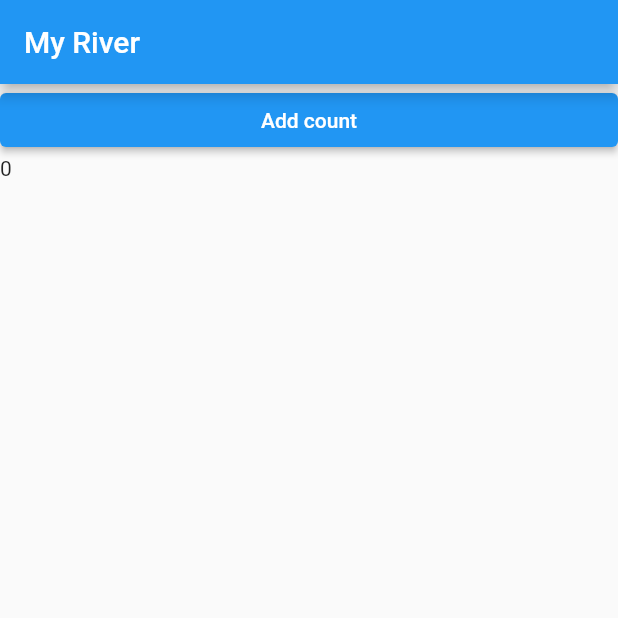
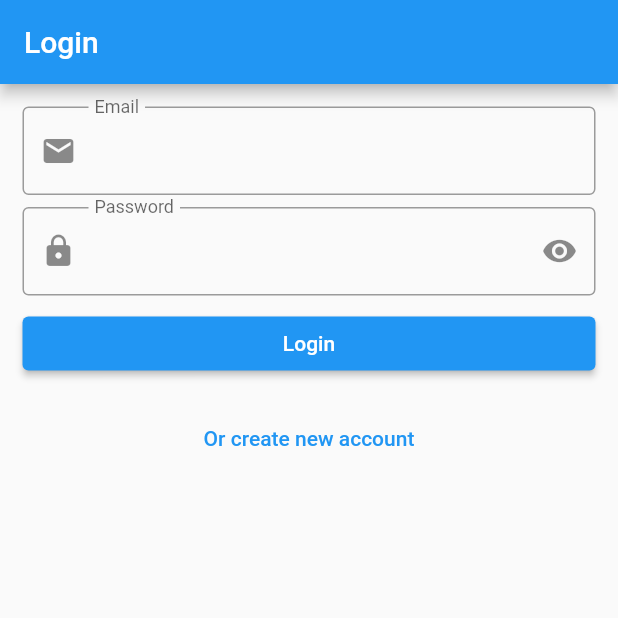
Before and after one commit to Sommaik/simple_mobile, a Flutter app: the screen it shows after launch, on a phone screen of 412 x 824 dp, the top half of it. Run offline on Flutter 3.47's test engine with Material 2 defaults, Android fonts, the phone set to English and light mode, and no system bars; our stand-ins replace hooks_riverpod.

Commit message:
add widget

```diff
--- a/lib/main.dart
+++ b/lib/main.dart
@@ -1,6 +1,8 @@
 import 'package:flutter/material.dart';
 import 'package:hooks_riverpod/hooks_riverpod.dart';
+import 'package:simple_mobile/pages/login_page.dart';
 import 'package:simple_mobile/pages/my_home_state_page.dart';
+import 'package:simple_mobile/pages/register_page.dart';
 
 import 'pages/my_home_page.dart';
 import 'pages/my_river_page.dart';
@@ -35,7 +37,13 @@ class MyApp extends StatelessWidget {
       ),
       // home: MyHomePage(),
       // home: MyHomeState(),
-      home: MyRiverPage(),
+      // home: MyRiverPage(),
+      // home: LoginPage(),
+      initialRoute: '/',
+      routes: {
+        '/': (context) => LoginPage(),
+        '/register': (context) => RegisterPage(),
+      },
     );
   }
 }
--- /dev/null
+++ b/lib/pages/login_page.dart
@@ -0,0 +1,57 @@
+import 'package:flutter/material.dart';
+
+import '../widgets/row_space.dart';
+
+class LoginPage extends StatelessWidget {
+  @override
+  Widget build(BuildContext context) {
+    return Scaffold(
+      appBar: AppBar(title: Text("Login")),
+      body: Container(
+        margin: EdgeInsets.all(15),
+        child: Column(
+          // mainAxisAlignment: MainAxisAlignment.center,
+          crossAxisAlignment: CrossAxisAlignment.stretch,
+          children: [
+            TextFormField(
+              decoration: InputDecoration(
+                label: Text("Email"),
+                border: OutlineInputBorder(),
+                floatingLabelBehavior: FloatingLabelBehavior.always,
+                prefixIcon: Icon(Icons.email),
+              ),
+              keyboardType: TextInputType.emailAddress,
+            ),
+            RowSpace(),
+            TextFormField(
+              decoration: InputDecoration(
+                label: Text("Password"),
+                border: OutlineInputBorder(),
+                floatingLabelBehavior: FloatingLabelBehavior.always,
+                prefixIcon: Icon(Icons.lock),
+                suffixIcon: Icon(Icons.visibility),
+              ),
+              obscureText: true,
+            ),
+            RowSpace(),
+            ElevatedButton(onPressed: () {}, child: Text("Login")),
+            RowSpace(
+              height: 15,
+            ),
+            TextButton(
+              onPressed: () => onRegister(context),
+              child: Text("Or create new account"),
+            ),
+          ],
+        ),
+      ),
+    );
+  }
+
+  // Utility
+
+  // Handler
+  void onRegister(BuildContext context) {
+    Navigator.of(context).pushNamed('/register');
+  }
+}
--- /dev/null
+++ b/lib/widgets/row_space.dart
@@ -0,0 +1,15 @@
+import 'package:flutter/material.dart';
+
+class RowSpace extends StatelessWidget {
+  final double? height;
+  final double? width;
+  const RowSpace({super.key, this.height = 8, this.width = 0});
+
+  @override
+  Widget build(Object context) {
+    return SizedBox(
+      height: height,
+      width: width,
+    );
+  }
+}
```
Also changed, not shown: lib/pages/register_page.dart (added, +210 -0 lines).
